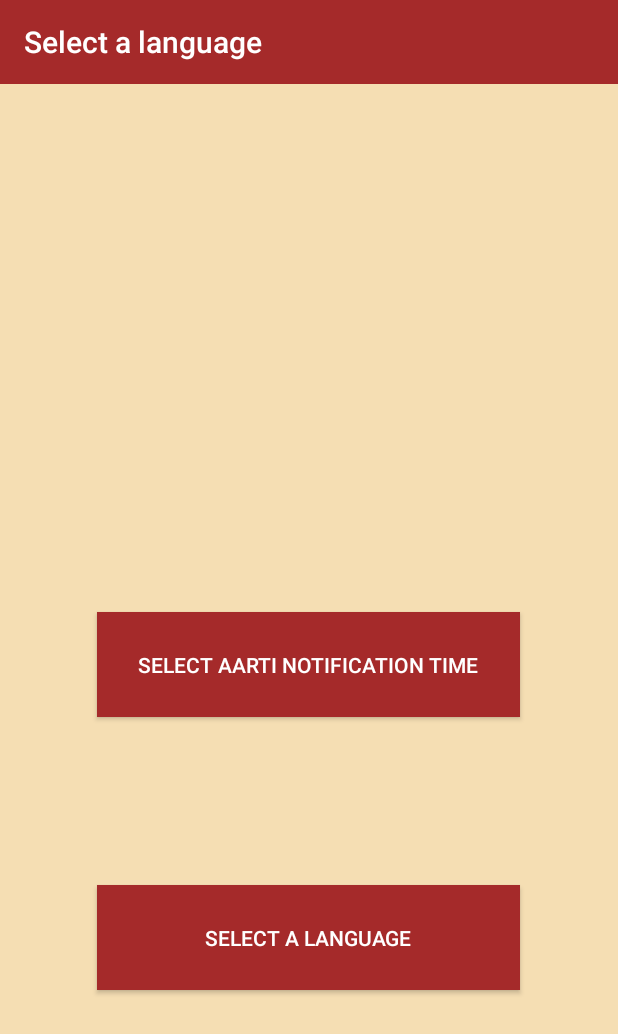
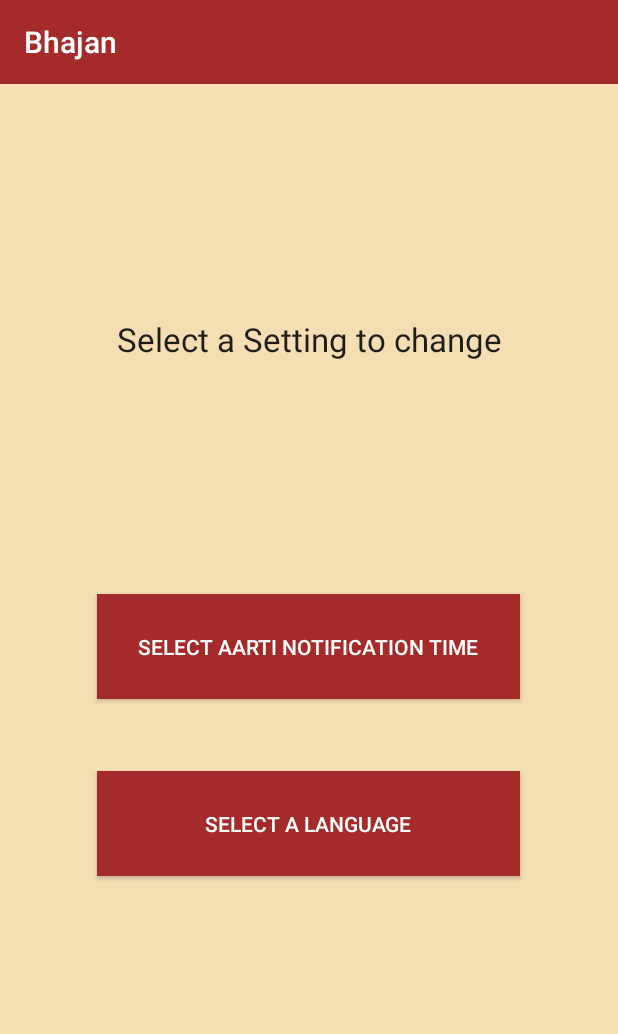
Before and after one commit to priyamshah112/aartimusicapp, an Android app: the Setting screen opened directly, with no data from a screen before it, on a phone screen of 412 x 824 dp. Shown: the top 1034 px of the screen. Run offline under Robolectric (Android 15) with nearby library versions, the phone set to English and light mode, and no system bars.

Commit message:
settings ui

```diff
--- a/app/src/main/java/com/example/letsplay/Setting.java
+++ b/app/src/main/java/com/example/letsplay/Setting.java
@@ -19,7 +19,7 @@ public class Setting extends AppCompatActivity {
         mToolbar = findViewById(R.id.toolbar);
 
         setSupportActionBar(mToolbar);
-        getSupportActionBar().setTitle(getString(R.string.settings));
+        getSupportActionBar().setTitle(getString(R.string.app_name));
         addListenerOnButtonBtn1();
         addListenerOnButtonBtn2();
     }
--- a/app/src/main/res/layout/activity_setting.xml
+++ b/app/src/main/res/layout/activity_setting.xml
@@ -11,7 +11,6 @@
         android:layout_width="match_parent"
         android:layout_height="wrap_content"
         android:background="@color/colorPrimary"
-
         app:layout_constraintEnd_toEndOf="parent"
         app:layout_constraintHorizontal_bias="0.0"
         app:layout_constraintStart_toStartOf="parent"
@@ -28,7 +27,7 @@
         android:layout_alignParentRight="true"
         android:layout_alignParentBottom="true"
         android:layout_centerInParent="true"
-        android:layout_marginBottom="164dp"
+        android:layout_marginBottom="240dp"
         android:background="@color/colorPrimary"
         android:gravity="center"
         android:text="@string/language_prompt"
@@ -46,7 +45,7 @@
         android:layout_alignParentRight="true"
         android:layout_alignParentBottom="true"
         android:layout_centerInParent="true"
-        android:layout_marginBottom="112dp"
+        android:layout_marginBottom="48dp"
         android:background="@color/colorPrimary"
         android:gravity="center"
         android:text="@string/select_time"
@@ -55,4 +54,15 @@
         app:layout_constraintHorizontal_bias="0.496"
         app:layout_constraintStart_toStartOf="parent" />
 
+    <TextView
+        android:id="@+id/textView2"
+        android:layout_width="wrap_content"
+        android:layout_height="wrap_content"
+        android:text="Select a Setting to change"
+        android:textAppearance="@style/TextAppearance.AppCompat.Large"
+        app:layout_constraintBottom_toTopOf="@+id/btnSubmit2"
+        app:layout_constraintEnd_toEndOf="parent"
+        app:layout_constraintStart_toStartOf="parent"
+        app:layout_constraintTop_toBottomOf="@+id/toolbar" />
+
 </android.support.constraint.ConstraintLayout>
--- a/app/src/main/res/values/strings.xml
+++ b/app/src/main/res/values/strings.xml
@@ -5,7 +5,6 @@
 
     <string name="select_time">Select Aarti Notification Time</string>
     <string name="language_prompt">Select a language</string>
-    <string name="settings">Select a language</string>
 
     <string-array name="language_array">
         <item>English</item>
```
Also changed, not shown: 1 other file.
